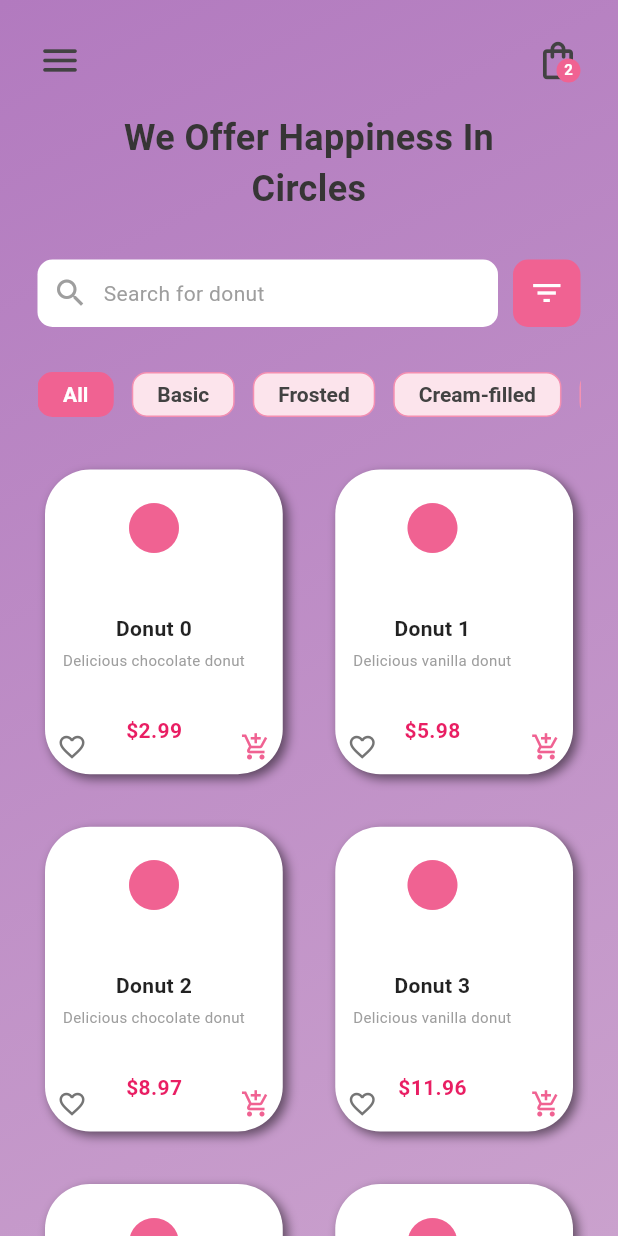
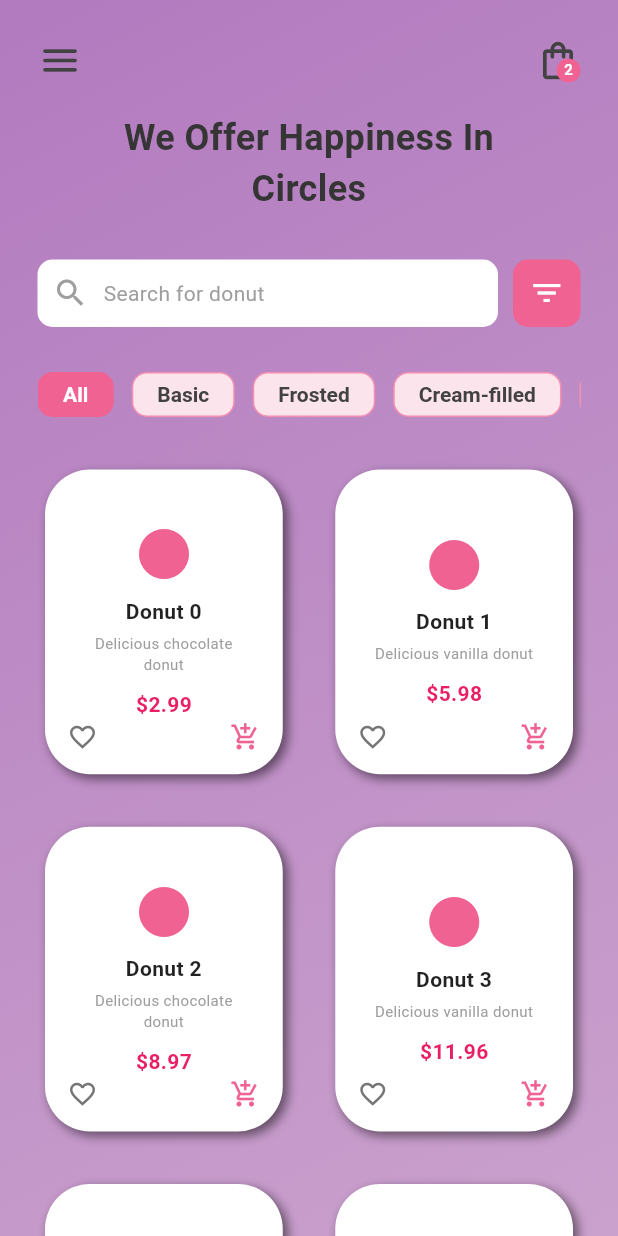
Before and after one commit to michalis-oik/flutter_dribbble_app_2, a Flutter app: the screen it shows after launch, on a phone screen of 412 x 824 dp. Run offline on Flutter 3.47's test engine with Material 3 defaults, Android fonts, the phone set to English and light mode, and no system bars.

Commit message:
update the centering

```diff
--- a/lib/utils/donut_card.dart
+++ b/lib/utils/donut_card.dart
@@ -103,31 +103,22 @@ class _DonutCardState extends State<DonutCard> with SingleTickerProviderStateMix
           ),
           child: Stack(
             children: [
-              // Main content with better spacing
-              Padding(
-                padding: const EdgeInsets.all(12.0), // Reduced padding
+              // Main content centered
+              Center(
+                child: Padding(
+                  padding: const EdgeInsets.all(20.0),
                   child: Column(
-                  mainAxisAlignment: MainAxisAlignment.spaceBetween, // Better space distribution
+                    mainAxisSize: MainAxisSize.min, // shrink to fit content
+                    mainAxisAlignment: MainAxisAlignment.center,
+                    crossAxisAlignment: CrossAxisAlignment.center,
                     children: [
-                    // Top section with icon
-                    Expanded(
-                      flex: 2,
-                      child: Icon(widget.icon, size: 40, color: Colors.pink[300]), // Smaller icon
-                    ),
-
+                      Icon(widget.icon, size: 40, color: Colors.pink[300]),
                       const SizedBox(height: 8),
-
-                    // Middle section with text
-                    Expanded(
-                      flex: 3,
-                      child: Column(
-                        mainAxisAlignment: MainAxisAlignment.center,
-                        children: [
                       Text(
                         widget.title,
                         style: const TextStyle(
                           fontWeight: FontWeight.bold,
-                              fontSize: 14, // Slightly smaller font
+                          fontSize: 14,
                           color: Colors.black87,
                         ),
                         textAlign: TextAlign.center,
@@ -138,23 +129,15 @@ class _DonutCardState extends State<DonutCard> with SingleTickerProviderStateMix
                       Text(
                         widget.subtitle,
                         style: const TextStyle(
-                              fontSize: 10, // Smaller font
+                          fontSize: 10,
                           color: Colors.grey,
                         ),
                         maxLines: 2,
                         overflow: TextOverflow.ellipsis,
                         textAlign: TextAlign.center,
                       ),
-                        ],
-                      ),
-                    ),
-
-                    const SizedBox(height: 8),
-
-                    // Bottom section with price
-                    Expanded(
-                      flex: 1,
-                      child: Text(
+                      const SizedBox(height: 10),
+                      Text(
                         widget.price,
                         style: const TextStyle(
                           fontWeight: FontWeight.bold,
@@ -162,31 +145,33 @@ class _DonutCardState extends State<DonutCard> with SingleTickerProviderStateMix
                           color: Colors.pink,
                         ),
                       ),
-                    ),
                     ],
                   ),
                 ),
+              ),
 
-              // Bottom left button - Favorite with toggle
+              // Bottom left - Favorite
               Positioned(
-                left: 8,
-                bottom: 8,
+                left: 15,
+                bottom: 15,
                 child: GestureDetector(
                   onTap: _toggleFavorite,
                   behavior: HitTestBehavior.opaque,
                   child: AnimatedCrossFade(
                     duration: const Duration(milliseconds: 200),
-                    crossFadeState: _isFavorited ? CrossFadeState.showSecond : CrossFadeState.showFirst,
-                    firstChild: Icon(Icons.favorite_border, size: 20, color: Colors.grey[600]), // Smaller icon
-                    secondChild: Icon(Icons.favorite, size: 20, color: Colors.pink[300]), // Smaller icon
+                    crossFadeState: _isFavorited
+                        ? CrossFadeState.showSecond
+                        : CrossFadeState.showFirst,
+                    firstChild: Icon(Icons.favorite_border, size: 20, color: Colors.grey[600]),
+                    secondChild: Icon(Icons.favorite, size: 20, color: Colors.pink[300]),
                   ),
                 ),
               ),
 
-              // Bottom right button - Add to cart with bounce and color change
+              // Bottom right - Add to cart
               Positioned(
-                right: 8,
-                bottom: 8,
+                right: 15,
+                bottom: 15,
                 child: GestureDetector(
                   onTap: _animateCart,
                   behavior: HitTestBehavior.opaque,
@@ -197,7 +182,7 @@ class _DonutCardState extends State<DonutCard> with SingleTickerProviderStateMix
                         scale: _scaleAnimation.value,
                         child: Icon(
                           Icons.add_shopping_cart,
-                          size: 20, // Smaller icon
+                          size: 20,
                           color: _colorAnimation.value,
                         ),
                       );
```
Lines whose indentation alone changed are shown as unchanged.
